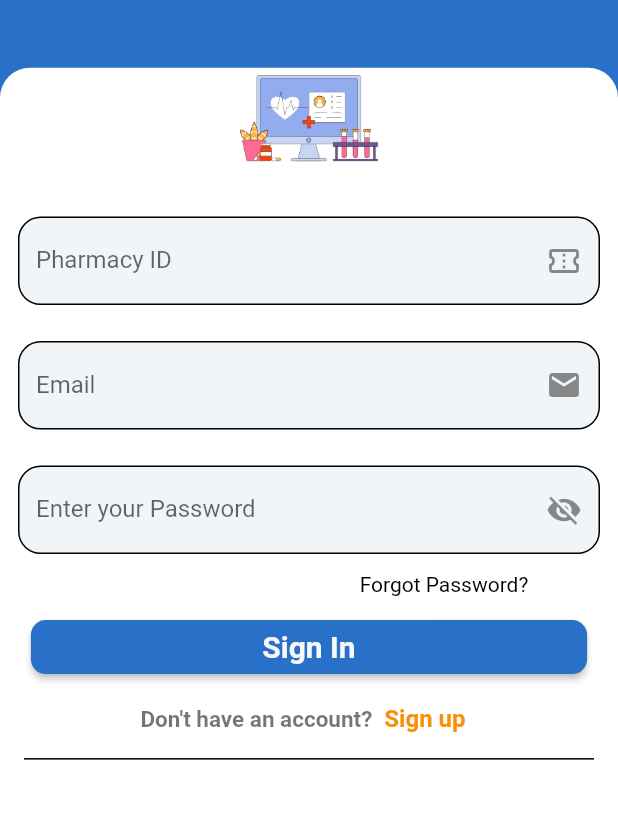
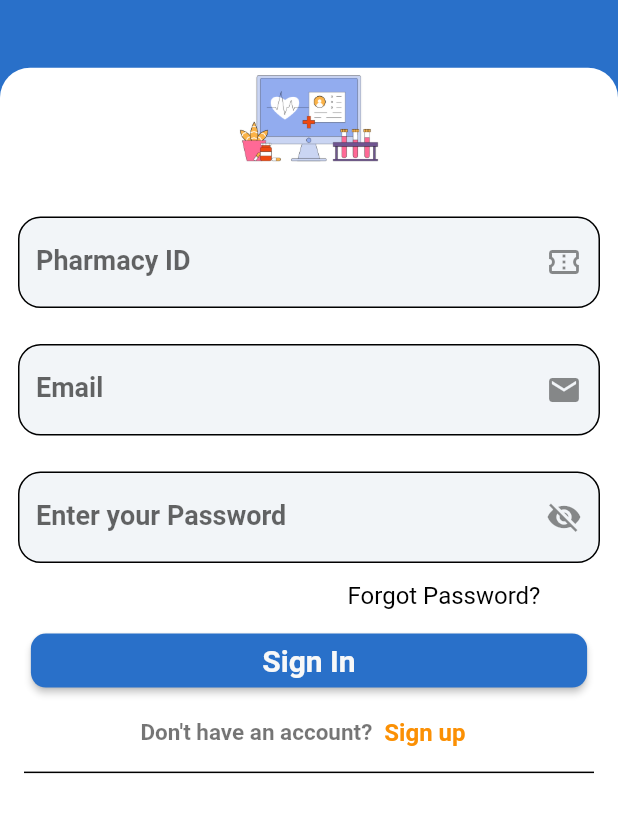
Before and after one commit to moustafaghonimi/drugger, a Flutter app: the screen it shows after launch, on a phone screen of 412 x 824 dp, the part 235-1068 px from its top. Run offline on Flutter 3.47's test engine with Material 2 defaults, Android fonts, the phone set to English and light mode, and no system bars; drawn by our look-alikes of animated_text_kit; our stand-ins replace cached_network_image, fade_shimmer, flutter_zoom_drawer, get, salomon_bottom_bar, shared_preferences.

Commit message:
add home page

```diff
--- a/lib/constance/app_theme.dart
+++ b/lib/constance/app_theme.dart
@@ -1,22 +1,52 @@
+import 'package:drugger/constance/app_color.dart';
 import 'package:flutter/material.dart';
 
 class AppTheme {
-  static ThemeData customLightTheme =ThemeData(
-
-    textTheme:AppFontTheme.fontTheme
-  );
+  static ThemeData customLightTheme = ThemeData(textTheme: AppFontTheme.fontTheme);
 }
 
 class AppFontTheme {
-  static TextTheme fontTheme =TextTheme(
-    // titleLarge: ,
-    // titleMedium: ,
-    // titleSmall: ,
-    // bodyLarge: ,
-    // bodyMedium: ,
-    // bodySmall: ,
+  static TextTheme fontTheme = const TextTheme(
+    titleLarge: TextStyle(
+      //       fontFamily:Get.locale?.languageCode == 'ar' ? 'Cairo' : 'Source_Serif_Pro',
+      color:AppColor.blackColor,
+      fontSize: 24,
+      fontWeight: FontWeight.w700,
+    ),
+    titleMedium:TextStyle(
+  //       fontFamily:Get.locale?.languageCode == 'ar' ? 'Cairo' : 'Source_Serif_Pro',
+  color:AppColor.blackColor,
+  fontSize: 18,
+  fontWeight: FontWeight.w700,
+    ),
+    titleSmall:TextStyle(
+      //       fontFamily:Get.locale?.languageCode == 'ar' ? 'Cairo' : 'Source_Serif_Pro',
+      color:AppColor.blackColor,
+      fontSize: 12,
+      fontWeight: FontWeight.w700,
+    ),
+    bodyLarge:TextStyle(
+      //       fontFamily:Get.locale?.languageCode == 'ar' ? 'Cairo' : 'Source_Serif_Pro',
+      color:AppColor.blackColor,
+      fontSize: 24,
+    ) ,
+    bodyMedium:TextStyle(
+      //       fontFamily:Get.locale?.languageCode == 'ar' ? 'Cairo' : 'Source_Serif_Pro',
+      color:AppColor.blackColor,
+      fontSize: 16,
+    ) ,
+    bodySmall: TextStyle(
+      //       fontFamily:Get.locale?.languageCode == 'ar' ? 'Cairo' : 'Source_Serif_Pro',
+      color:AppColor.blackColor,
+      fontSize: 12,
+    ),
+
     // displayLarge: ,
-    // displayMedium: ,
+    displayMedium:TextStyle(
+      //       fontFamily:Get.locale?.languageCode == 'ar' ? 'Cairo' : 'Source_Serif_Pro',
+      color:AppColor.blackColor,
+      fontSize: 22,
+    )  ,
     // displaySmall: ,
   );
 }
--- a/lib/constance/string_constant.dart
+++ b/lib/constance/string_constant.dart
@@ -47,8 +47,16 @@ class AppString {
 
   //bottom nav bar
   static const String home ='Home';
-  static const String search ='Search';
+  static const String medicine ='Add Medicine';
   static const String cart ='Cart' ;
   static const String profile ='Profile' ;
 
+
+  //home Screen
+  static const String hello ='Hello' ;
+  static const String mostPopularMedicine ='Most Popular Medicine' ;
+  static const String stock ='Stock' ;
+  static const String price ='Price' ;
+
+
 }
--- a/lib/controller/bottom_nav_controller.dart
+++ b/lib/controller/bottom_nav_controller.dart
@@ -1,6 +1,7 @@
 import 'package:flutter/material.dart';
 import 'package:get/get.dart';
 
+import '../view/screens/add_medicine.dart';
 import '../view/screens/cart_screen.dart';
 import '../view/screens/home_screen.dart';
 import '../view/screens/profile_screen.dart';
@@ -19,7 +20,7 @@ class BottomNavBarController extends GetxController {
       }
       break;
       case 1: {
-        currentScreen=SearchScreen();
+        currentScreen=AddMedicine();
       }
       break;
       case 2: {
--- a/lib/controller/home_controller.dart
+++ b/lib/controller/home_controller.dart
@@ -12,7 +12,7 @@ class HomeController extends GetxController
   int size = 5 ;
   GetAllMedicine getAllMedicineService=GetAllMedicine() ;
   getMedicine()async{
-    medicineModel = await getAllMedicineService.getMedicine(page: 1,size: 5);
+    medicineModel = await getAllMedicineService.getMedicine(page: 1,size: 10);
 
     print(medicineModel.medicines[0].id);
   }
--- a/lib/core/app.dart
+++ b/lib/core/app.dart
@@ -1,3 +1,4 @@
+import 'package:drugger/constance/app_theme.dart';
 import 'package:flutter/material.dart';
 import 'package:get/get.dart';
 
@@ -10,7 +11,7 @@ class MyApp extends StatelessWidget {
   @override
   Widget build(BuildContext context) {
     return GetMaterialApp(
-        // theme: ,
+        theme: AppTheme.customLightTheme,
         // darkTheme: ,
         debugShowCheckedModeBanner: false,
         getPages: routes,
--- a/lib/routing/app_routs_name.dart
+++ b/lib/routing/app_routs_name.dart
@@ -3,6 +3,7 @@ class AppRoutes {
   static const String homeScreen = '/homeScreen';
   static const String loginScreen = '/loginScreen';
   static const String registerScreen = '/registerScreen';
-  static const String otpByEmail = '/otpByEmail';
+  static const String searchScreen = '/searchScreen';
   static const String resetPass = '/resetPass';
+  static const String otpByEmail = '/otpByEmail' ;
 }
--- a/lib/routing/routs.dart
+++ b/lib/routing/routs.dart
@@ -1,16 +1,19 @@
-import 'package:drugger/view/screens/auth/otp_email.dart';
 import 'package:drugger/view/screens/auth/register_screen.dart';
 import 'package:drugger/view/screens/bottom_nav_screen.dart';
+import 'package:drugger/view/screens/search_screen.dart';
 import 'package:get/get.dart';
 
 import '../view/screens/auth/login_screen.dart';
+import '../view/screens/auth/otp_email.dart';
 import '../view/screens/auth/reset_Password.dart';
 import 'app_routs_name.dart';
 
 List<GetPage<dynamic>>? routes =[
+// GetPage(name:AppRoutes.login , page: ()=> LoginScreen()),
    GetPage(name:AppRoutes.homeScreen , page: ()=> BottomNavScreen()),
    GetPage(name:AppRoutes.loginScreen , page: ()=> LoginScreen()),
    GetPage(name:AppRoutes.registerScreen , page: ()=> RegisterScreen()),
+   GetPage(name:AppRoutes.searchScreen , page: ()=> SearchScreen()),
    GetPage(name:AppRoutes.otpByEmail , page: ()=> OtpByEmail()),
    GetPage(name:AppRoutes.resetPass , page: ()=> ResetPass()),
 ];
--- a/lib/view/screens/search_screen.dart
+++ b/lib/view/screens/search_screen.dart
@@ -5,8 +5,8 @@ class SearchScreen extends StatelessWidget {
 
   @override
   Widget build(BuildContext context) {
-    return Center(
-      child: Container(
+    return Scaffold(
+      body: Container(
         child: Text("search"),
       ),
     );;
--- a/pubspec.yaml
+++ b/pubspec.yaml
@@ -41,6 +41,8 @@ dependencies:
   animated_text_kit: ^4.2.2
   flutter_zoom_drawer: ^3.0.4+1
   http: ^0.13.6
+  cached_network_image: ^3.2.3
+  fade_shimmer: ^2.2.0
 
 dev_dependencies:
   flutter_test:
```
Also changed, not shown: lib/view/screens/add_medicine.dart (added, +10 -0 lines), lib/view/screens/bottom_nav_screen.dart (+4 -6 lines), lib/view/screens/home_screen.dart (+76 -20 lines), lib/view/widget/home_card.dart (added, +67 -0 lines), lib/view/widget/serch_widget.dart (added, +41 -0 lines), assets/images/profileimage.png (added), pubspec.lock.
